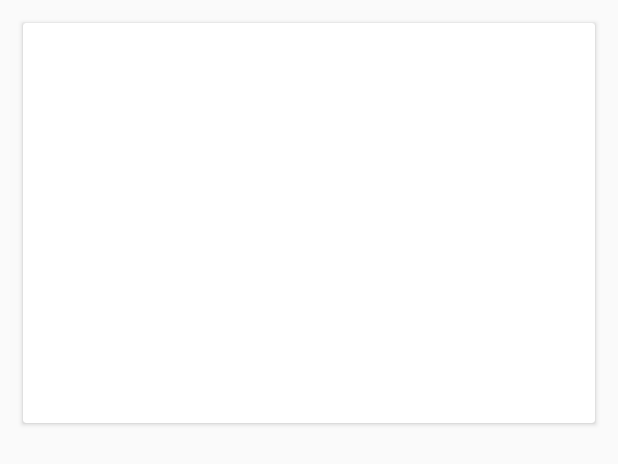
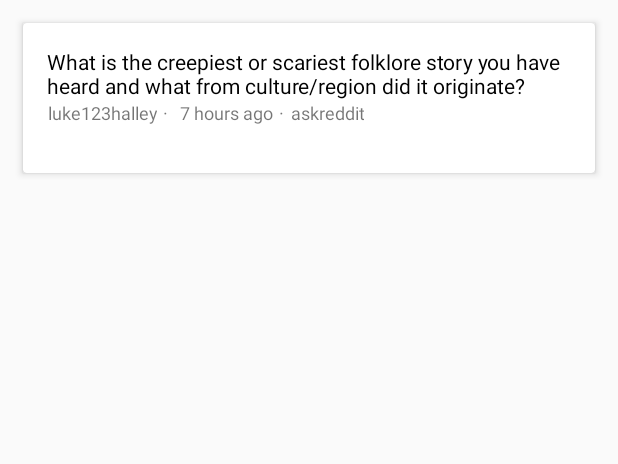
Before and after one commit to lukehalley/reduke, an Android app: the layout card_post.xml on its own in the app's theme, with its tools: preview values and no code run, on a phone screen of 412 x 824 dp. Shown: the top 464 px of the screen. Run offline under Robolectric (Android 15) with nearby library versions, the phone set to English and light mode, and no system bars.

Commit message:
re-designed cards

```diff
--- a/Reduke/src/main/java/org/wit/reduke/activities/feed/FeedAdapter.kt
+++ b/Reduke/src/main/java/org/wit/reduke/activities/feed/FeedAdapter.kt
@@ -33,8 +33,6 @@ class RedukeAdapter(private var posts: List<PostModel>,
 
         fun bind(post: PostModel, listener: RedukeListener) {
             itemView.cardPostTitle.text = post.title
-            itemView.cardRedukeDescription.text = post.text
-            itemView.cardRedukeLocation.text = "Address: " + post.ownerId
             itemView.setOnClickListener { listener.onRedukeClick(post) }
 
         }
--- a/Reduke/src/main/res/layout/card_post.xml
+++ b/Reduke/src/main/res/layout/card_post.xml
@@ -1,48 +1,106 @@
 <?xml version="1.0" encoding="utf-8"?>
 <android.support.v7.widget.CardView xmlns:android="http://schemas.android.com/apk/res/android"
+    xmlns:app="http://schemas.android.com/apk/res-auto"
     android:layout_width="match_parent"
     android:layout_height="wrap_content"
     android:layout_margin="15dp"
-    android:elevation="24dp">
+    android:elevation="24dp"
+    app:cardCornerRadius="2.5dp"
+    app:cardElevation="3dp">
 
-    <LinearLayout
+    <android.support.constraint.ConstraintLayout
+        android:id="@+id/linearLayout"
         android:layout_width="match_parent"
-        android:layout_height="wrap_content"
-        android:orientation="vertical">
+        android:layout_height="100dp">
 
-        <ImageView
-            android:id="@+id/imageIcon"
-            android:layout_width="match_parent"
-            android:layout_height="150dp"
-            android:scaleType="centerCrop" />
+        <TextView
+            android:id="@+id/cardPostTitle"
+            android:layout_width="346dp"
+            android:layout_height="wrap_content"
+            android:layout_marginStart="8dp"
+            android:layout_marginTop="16dp"
+            android:layout_marginEnd="8dp"
+            android:contentDescription="@string/title_of_the_post_card"
+            android:text="What is the creepiest or scariest folklore story you have heard and what from culture/region did it originate?"
+            android:textColor="@android:color/black"
+            android:textSize="14sp"
+            app:layout_constraintEnd_toEndOf="parent"
+            app:layout_constraintHorizontal_bias="0.4"
+            app:layout_constraintStart_toStartOf="parent"
+            app:layout_constraintTop_toTopOf="parent"
+            app:layout_constraintVertical_chainStyle="packed" />
 
-        <LinearLayout
-            android:layout_width="match_parent"
+        <TextView
+            android:id="@+id/cardRedukeOwner"
+            android:layout_width="wrap_content"
             android:layout_height="wrap_content"
-            android:orientation="vertical"
-            android:padding="16dp">
+            android:layout_marginStart="16dp"
+            android:layout_marginEnd="4dp"
+            android:layout_marginBottom="8dp"
+            android:contentDescription="@string/user_who_created_the_post_card"
+            android:text="luke123halley"
+            android:textAlignment="center"
+            android:textSize="12sp"
+            app:layout_constraintBottom_toBottomOf="parent"
+            app:layout_constraintEnd_toStartOf="@+id/point"
+            app:layout_constraintStart_toStartOf="parent"
+            app:layout_constraintTop_toBottomOf="@+id/cardPostTitle"
+            app:layout_constraintVertical_bias="0.0" />
 
-            <TextView
-                android:id="@+id/cardPostTitle"
-                android:layout_width="match_parent"
-                android:layout_height="wrap_content"
-                android:layout_marginBottom="8dp"
-                android:textSize="18sp" />
+        <TextView
+            android:id="@+id/cardRedukeOwner2"
+            android:layout_width="wrap_content"
+            android:layout_height="wrap_content"
+            android:layout_marginStart="8dp"
+            android:contentDescription="@string/user_who_created_the_post_card"
+            android:text="7 hours ago"
+            android:textAlignment="center"
+            android:textSize="12sp"
+            app:layout_constraintBottom_toBottomOf="parent"
+            app:layout_constraintStart_toEndOf="@+id/point"
+            app:layout_constraintTop_toBottomOf="@+id/cardPostTitle"
+            app:layout_constraintVertical_bias="0.0" />
 
-            <TextView
-                android:id="@+id/cardRedukeLocation"
-                android:layout_width="match_parent"
-                android:layout_height="wrap_content"
-                android:layout_marginBottom="8dp"
-                android:textSize="18sp" />
+        <TextView
+            android:id="@+id/cardRedukeOwner4"
+            android:layout_width="wrap_content"
+            android:layout_height="wrap_content"
+            android:layout_marginStart="4dp"
+            android:contentDescription="@string/user_who_created_the_post_card"
+            android:text="askreddit"
+            android:textAlignment="center"
+            android:textSize="12sp"
+            app:layout_constraintBottom_toBottomOf="parent"
+            app:layout_constraintStart_toEndOf="@+id/point2"
+            app:layout_constraintTop_toBottomOf="@+id/cardPostTitle"
+            app:layout_constraintVertical_bias="0.0" />
 
-            <TextView
-                android:id="@+id/cardRedukeDescription"
-                android:layout_width="match_parent"
-                android:layout_height="wrap_content" />
+        <TextView
+            android:id="@+id/point"
+            android:layout_width="wrap_content"
+            android:layout_height="wrap_content"
+            android:contentDescription="@string/user_who_created_the_post_card"
+            android:text="·"
+            android:textAlignment="center"
+            android:textSize="12sp"
+            app:layout_constraintEnd_toStartOf="@+id/cardRedukeOwner2"
+            app:layout_constraintStart_toEndOf="@+id/cardRedukeOwner"
+            app:layout_constraintTop_toTopOf="@+id/cardRedukeOwner2" />
 
-        </LinearLayout>
+        <TextView
+            android:id="@+id/point2"
+            android:layout_width="wrap_content"
+            android:layout_height="wrap_content"
+            android:layout_marginStart="4dp"
+            android:layout_marginEnd="8dp"
+            android:contentDescription="@string/user_who_created_the_post_card"
+            android:text="·"
+            android:textAlignment="center"
+            android:textSize="12sp"
+            app:layout_constraintEnd_toStartOf="@+id/cardRedukeOwner4"
+            app:layout_constraintStart_toEndOf="@+id/cardRedukeOwner2"
+            app:layout_constraintTop_toTopOf="@+id/cardRedukeOwner2" />
 
-    </LinearLayout>
+    </android.support.constraint.ConstraintLayout>
 
 </android.support.v7.widget.CardView>
--- a/Reduke/src/main/res/values/strings.xml
+++ b/Reduke/src/main/res/values/strings.xml
@@ -50,5 +50,7 @@
     <string name="unsavedPrompt">Are you sure you dont want to save this Post?</string>
     <string name="changePasswordConfirm">Confirm New Password</string>
     <string name="passwordConfirm">Confirm Password</string>
+    <string name="title_of_the_post_card">Title of the Post</string>
+    <string name="user_who_created_the_post_card">User who created the post</string>
 
 </resources>
```
